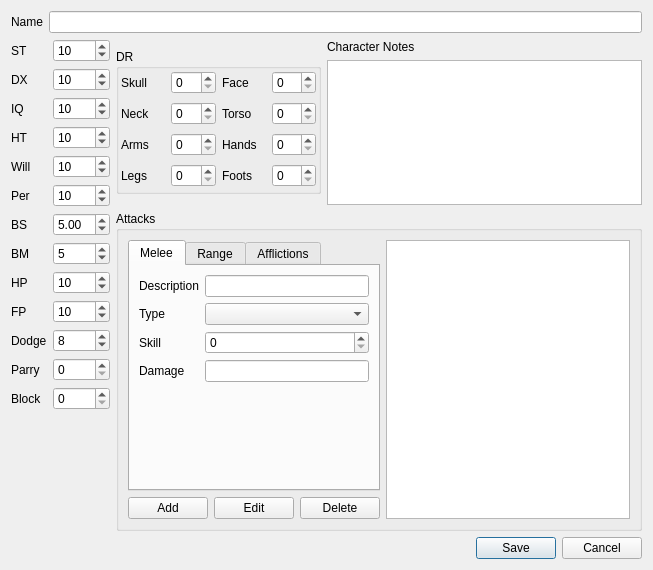
JFPRENANT/gurps-combat-helper, file trunk/charactereditor.ui: the form before one commit.
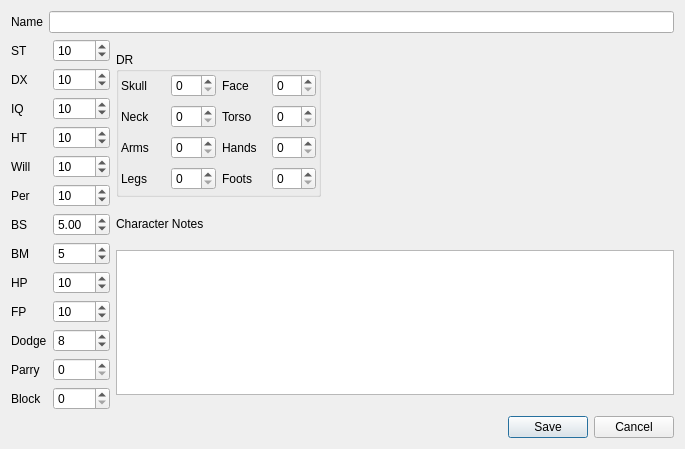
The form after the commit.

Commit message: removed attack editor from character editor

Patch:
```diff
--- a/trunk/charactereditor.ui
+++ b/trunk/charactereditor.ui
@@ -6,14 +6,17 @@
    <rect>
     <x>0</x>
     <y>0</y>
-    <width>653</width>
-    <height>570</height>
+    <width>685</width>
+    <height>417</height>
    </rect>
   </property>
   <property name="windowTitle">
    <string>Character editor</string>
   </property>
-  <layout class="QVBoxLayout" name="verticalLayout_4">
+  <layout class="QVBoxLayout" name="verticalLayout_2">
+   <property name="sizeConstraint">
+    <enum>QLayout::SetDefaultConstraint</enum>
+   </property>
    <item>
     <layout class="QHBoxLayout" name="horizontalLayout">
      <item>
@@ -29,7 +32,7 @@
     </layout>
    </item>
    <item>
-    <layout class="QHBoxLayout" name="horizontalLayout_4">
+    <layout class="QHBoxLayout" name="horizontalLayout_2">
      <item>
       <layout class="QFormLayout" name="formLayout">
        <item row="0" column="0">
@@ -212,9 +215,7 @@
       </layout>
      </item>
      <item>
-      <layout class="QVBoxLayout" name="verticalLayout_3">
-       <item>
-        <layout class="QHBoxLayout" name="horizontalLayout_3">
+      <layout class="QVBoxLayout" name="verticalLayout">
          <item>
           <widget class="QGroupBox" name="groupBox">
            <property name="sizePolicy">
@@ -338,8 +339,6 @@
           </widget>
          </item>
          <item>
-          <layout class="QVBoxLayout" name="verticalLayout_2">
-           <item>
             <widget class="QLabel" name="label_27">
              <property name="sizePolicy">
               <sizepolicy hsizetype="Expanding" vsizetype="Fixed">
@@ -367,7 +366,7 @@
            <item>
             <widget class="QTextEdit" name="teNotes">
              <property name="sizePolicy">
-              <sizepolicy hsizetype="Expanding" vsizetype="Fixed">
+          <sizepolicy hsizetype="Expanding" vsizetype="Expanding">
                <horstretch>0</horstretch>
                <verstretch>0</verstretch>
               </sizepolicy>
@@ -384,115 +383,6 @@
                <height>145</height>
               </size>
              </property>
-            </widget>
-           </item>
-          </layout>
-         </item>
-        </layout>
-       </item>
-       <item>
-        <widget class="QGroupBox" name="groupBox_2">
-         <property name="title">
-          <string>Attacks</string>
-         </property>
-         <layout class="QHBoxLayout" name="horizontalLayout_5">
-          <item>
-           <layout class="QVBoxLayout" name="verticalLayout">
-            <item>
-             <widget class="QTabWidget" name="tabWidget">
-              <property name="currentIndex">
-               <number>0</number>
-              </property>
-              <widget class="QWidget" name="tabMelee">
-               <attribute name="title">
-                <string>Melee</string>
-               </attribute>
-               <layout class="QFormLayout" name="formLayout_2">
-                <item row="0" column="0">
-                 <widget class="QLabel" name="label_8">
-                  <property name="text">
-                   <string>Description</string>
-                  </property>
-                 </widget>
-                </item>
-                <item row="0" column="1">
-                 <widget class="QLineEdit" name="leMeeleeDescription"/>
-                </item>
-                <item row="1" column="0">
-                 <widget class="QLabel" name="label_24">
-                  <property name="text">
-                   <string>Type</string>
-                  </property>
-                 </widget>
-                </item>
-                <item row="1" column="1">
-                 <widget class="QComboBox" name="cbMeleeType"/>
-                </item>
-                <item row="2" column="0">
-                 <widget class="QLabel" name="label_25">
-                  <property name="text">
-                   <string>Skill</string>
-                  </property>
-                 </widget>
-                </item>
-                <item row="2" column="1">
-                 <widget class="QSpinBox" name="sbMeleeSkill"/>
-                </item>
-                <item row="3" column="1">
-                 <widget class="QLineEdit" name="leMeleeDamage"/>
-                </item>
-                <item row="3" column="0">
-                 <widget class="QLabel" name="label_26">
-                  <property name="text">
-                   <string>Damage</string>
-                  </property>
-                 </widget>
-                </item>
-               </layout>
-              </widget>
-              <widget class="QWidget" name="tabRange">
-               <attribute name="title">
-                <string>Range</string>
-               </attribute>
-              </widget>
-              <widget class="QWidget" name="tabAfflictions">
-               <attribute name="title">
-                <string>Afflictions</string>
-               </attribute>
-              </widget>
-             </widget>
-            </item>
-            <item>
-             <layout class="QHBoxLayout" name="horizontalLayout_2">
-              <item>
-               <widget class="QPushButton" name="btAddAttack">
-                <property name="text">
-                 <string>Add</string>
-                </property>
-               </widget>
-              </item>
-              <item>
-               <widget class="QPushButton" name="btEditAttack">
-                <property name="text">
-                 <string>Edit</string>
-                </property>
-               </widget>
-              </item>
-              <item>
-               <widget class="QPushButton" name="btDeleteAttack">
-                <property name="text">
-                 <string>Delete</string>
-                </property>
-               </widget>
-              </item>
-             </layout>
-            </item>
-           </layout>
-          </item>
-          <item>
-           <widget class="QListWidget" name="listWidget"/>
-          </item>
-         </layout>
         </widget>
        </item>
       </layout>
```
Lines whose indentation alone changed are shown as unchanged.
